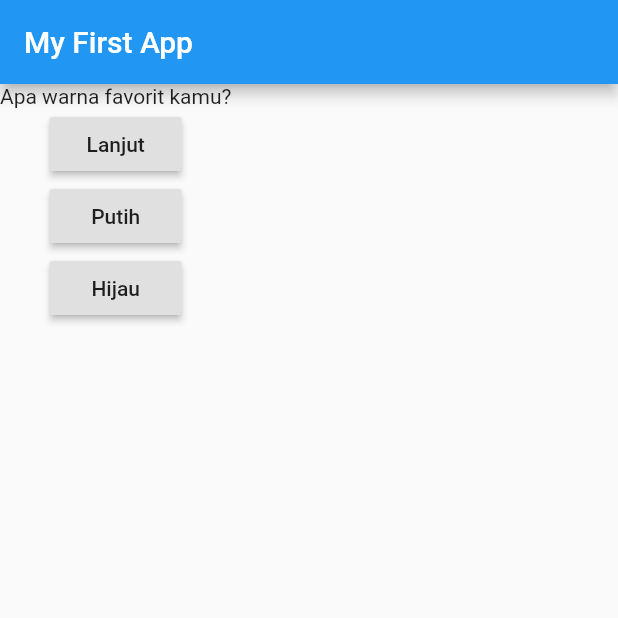
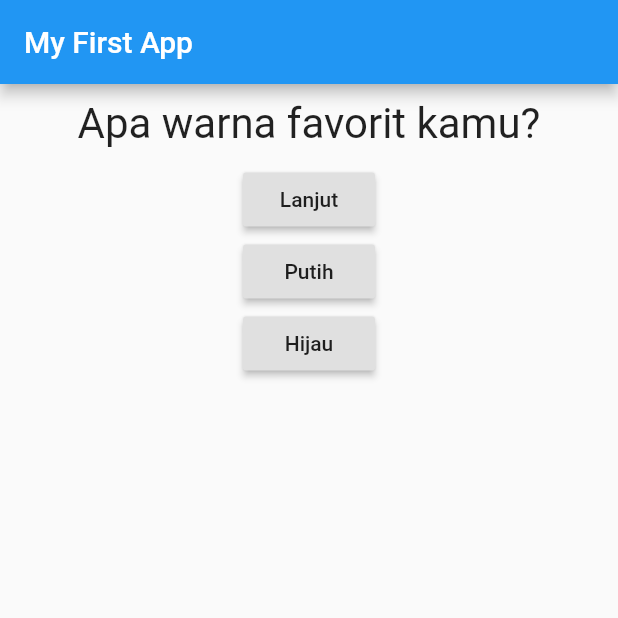
Before and after one commit to naufalakmal/belajar_flutter, a Flutter app: the screen it shows after launch, on a phone screen of 412 x 824 dp, the top half of it. Run offline on Flutter 3.47's test engine with Material 2 defaults, Android fonts, the phone set to English and light mode, and no system bars.

Commit message:
first styling & layouting

```diff
--- a/lib/question.dart
+++ b/lib/question.dart
@@ -7,6 +7,14 @@ class Question extends StatelessWidget {
 
   @override
   Widget build(BuildContext context) {
-    return Text(qeustionText);
+    return Container(
+      width: double.infinity,
+      margin: EdgeInsets.all(10),
+      child: Text(
+        qeustionText,
+        style: TextStyle(fontSize: 28),
+        textAlign: TextAlign.center,
+      ),
+    );
   }
 }
```
